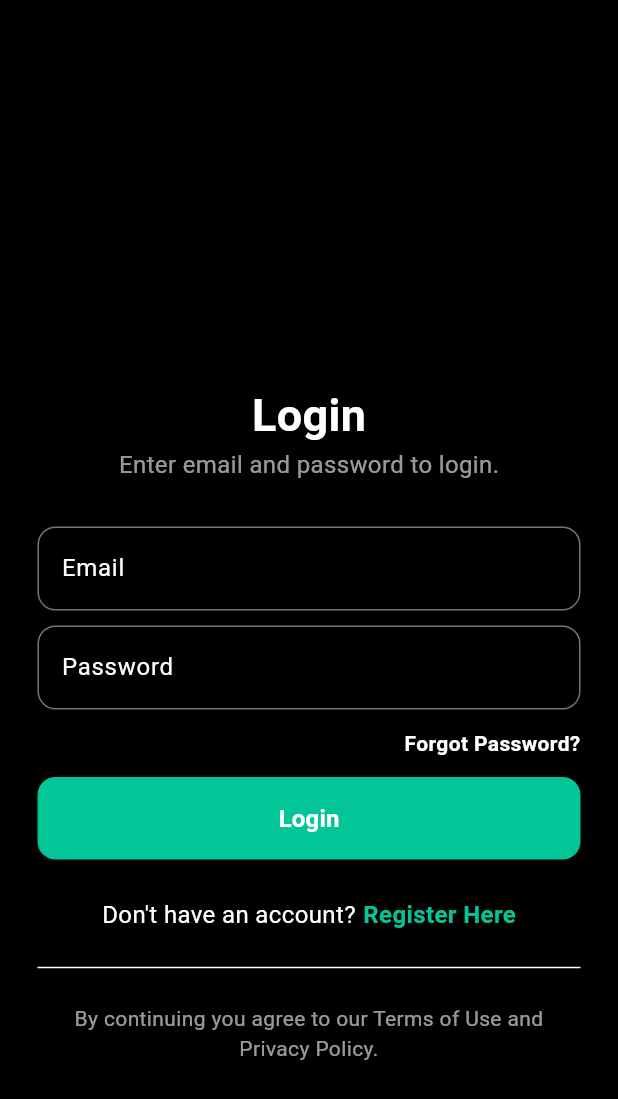
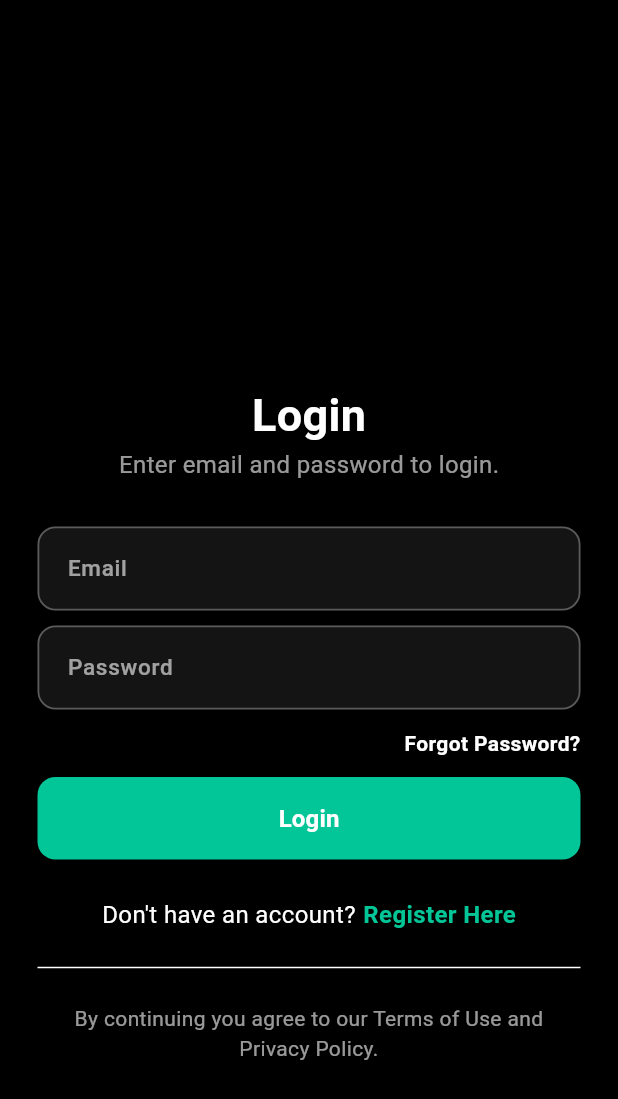
Before and after one commit to Sthabiso10/Wager-App, a Flutter app: the screen it shows after launch, on a phone screen of 412 x 824 dp. Shown: the top 1099 px of the screen. Run offline on Flutter 3.47's test engine with Material 3 defaults, Android fonts, the phone set to English and light mode, and no system bars; our stand-ins replace cloud_firestore, firebase_auth, firebase_core, get_it, google_fonts, google_nav_bar and 1 more; accounts and stored records are empty; Roboto replaces fonts that are missing (Ubuntu).

Commit message:
Update my_textfield.dart

```diff
--- a/lib/app/global_widgets/my_textfield.dart
+++ b/lib/app/global_widgets/my_textfield.dart
@@ -6,22 +6,52 @@ class MyTextField extends StatelessWidget {
   final bool obscureText;
   final TextEditingController controller;
 
-  const MyTextField(
-      {super.key,
-      required this.hintText,
-      required this.obscureText,
-      required this.controller});
+  const MyTextField({
+    super.key,
+    required this.hintText,
+    required this.obscureText,
+    required this.controller,
+  });
 
   @override
   Widget build(BuildContext context) {
     return TextField(
       controller: controller,
+      obscureText: obscureText,
+      style: TextStyle(
+        color: colorText,
+        fontSize: 16,
+        fontWeight: FontWeight.w500,
+      ),
       decoration: InputDecoration(
-          hintStyle: TextStyle(color: colorText),
-          border: OutlineInputBorder(borderRadius: BorderRadius.circular(12)),
-          hintText: hintText),
-      obscureText: obscureText,
-      style: TextStyle(color: colorText),
+        hintText: hintText,
+        hintStyle: TextStyle(
+          color: colorText.withOpacity(0.6),
+          fontSize: 15,
+        ),
+        filled: true,
+        fillColor: colorText.withOpacity(0.08), // subtle background
+        contentPadding:
+            const EdgeInsets.symmetric(vertical: 16, horizontal: 16),
+
+        // Normal border
+        enabledBorder: OutlineInputBorder(
+          borderRadius: BorderRadius.circular(12),
+          borderSide: BorderSide(
+            color: colorText.withOpacity(0.3),
+            width: 1.2,
+          ),
+        ),
+
+        // When focused
+        focusedBorder: OutlineInputBorder(
+          borderRadius: BorderRadius.circular(12),
+          borderSide: BorderSide(
+            color: colorAccent,
+            width: 1.8,
+          ),
+        ),
+      ),
     );
   }
 }
```
